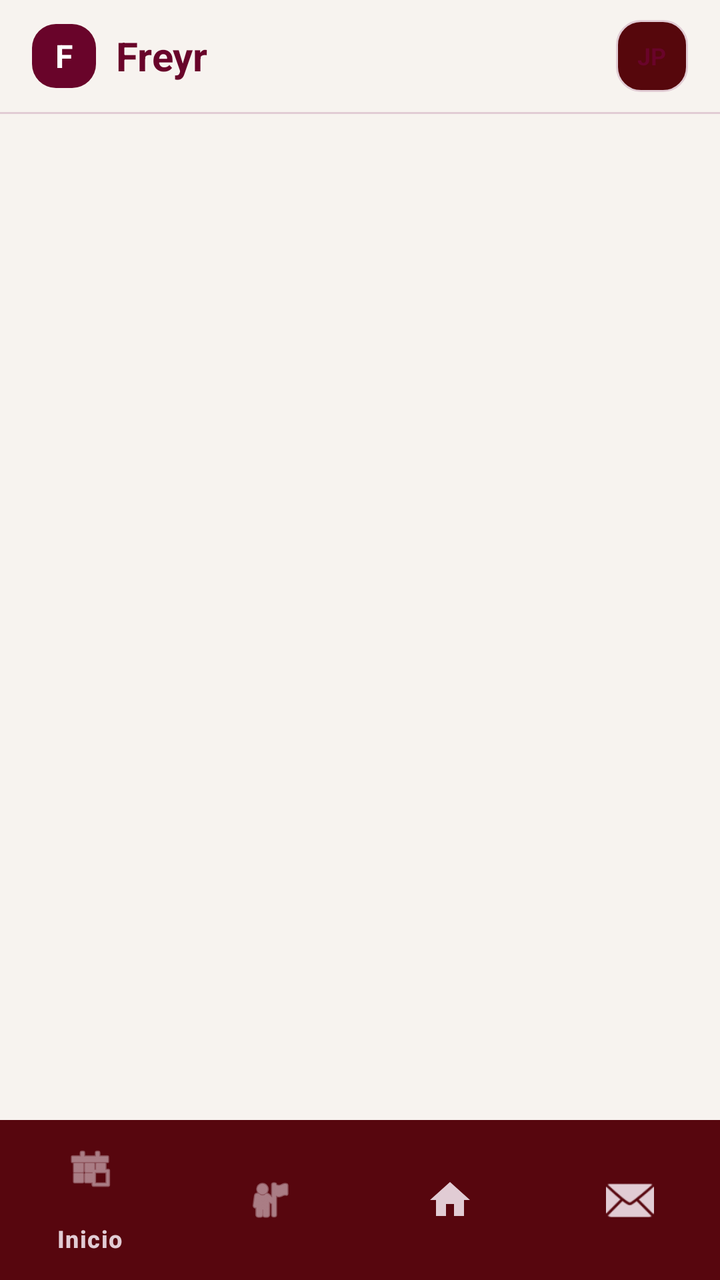
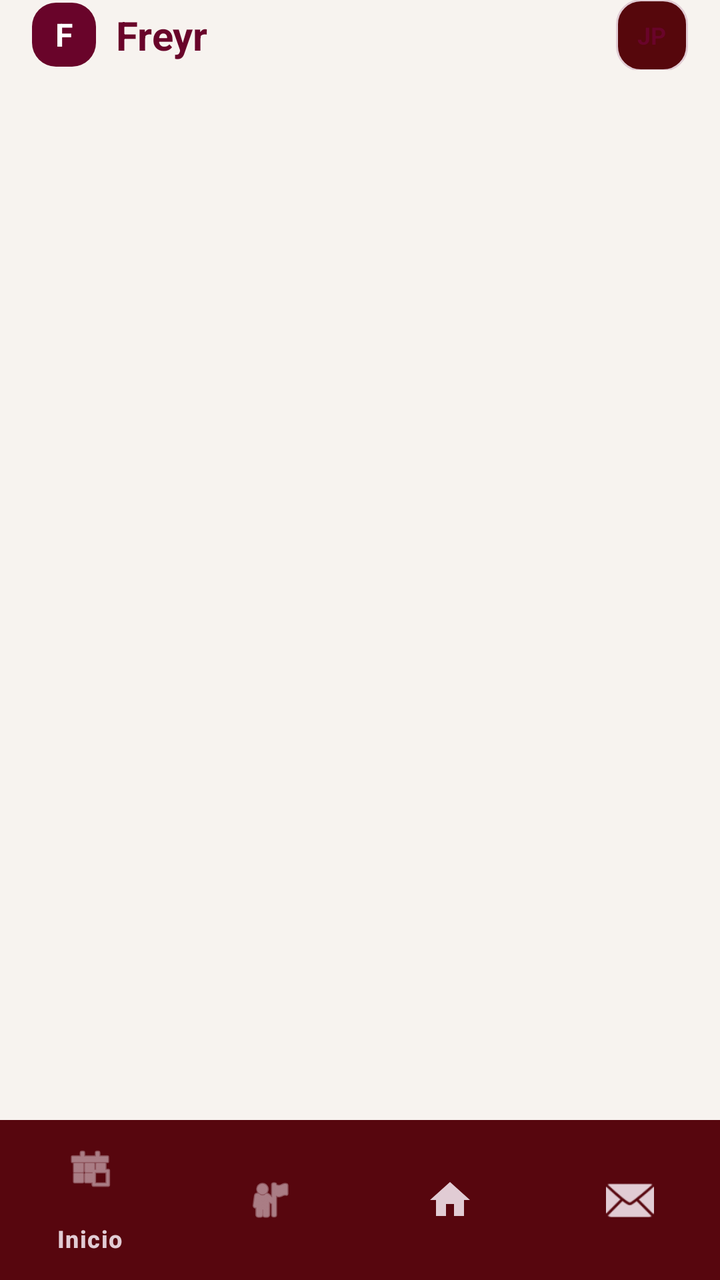

Before-and-after screenshots of an Android layout around one commit, followed by the original layout XML and the change that was made.
<!-- AndroidManifest.xml: application theme Theme.Freyr -->
<!-- res/layout/activity_main.xml -->
<?xml version="1.0" encoding="utf-8"?>
<LinearLayout xmlns:android="http://schemas.android.com/apk/res/android"
    xmlns:app="http://schemas.android.com/apk/res-auto"
    android:layout_width="match_parent"
    android:layout_height="match_parent"
    android:orientation="vertical"
    android:background="@color/freyr_background">

    
    <LinearLayout
        android:layout_width="match_parent"
        android:layout_height="56dp"
        android:orientation="horizontal"
        android:gravity="center_vertical"
        android:paddingStart="16dp"
        android:paddingEnd="16dp"
        android:background="@color/freyr_background">

        <FrameLayout
            android:layout_width="32dp"
            android:layout_height="32dp"
            android:background="@drawable/bg_button_primary">
            <TextView
                android:layout_width="wrap_content"
                android:layout_height="wrap_content"
                android:text="F"
                android:textColor="#FFFFFF"
                android:textSize="16sp"
                android:textStyle="bold"
                android:layout_gravity="center" />
        </FrameLayout>

        <TextView
            android:id="@+id/tv_app_title"
            android:layout_width="0dp"
            android:layout_height="wrap_content"
            android:layout_weight="1"
            android:text="Freyr"
            android:textColor="@color/freyr_primary"
            android:textSize="20sp"
            android:textStyle="bold"
            android:layout_marginStart="10dp" />

        
        <FrameLayout
            android:id="@+id/btn_profile_avatar"
            android:layout_width="36dp"
            android:layout_height="36dp"
            android:background="@drawable/bg_button_secondary"
            android:clickable="true"
            android:focusable="true">
            <TextView
                android:id="@+id/tv_user_initials"
                android:layout_width="wrap_content"
                android:layout_height="wrap_content"
                android:text="JP"
                android:textColor="@color/freyr_primary"
                android:textSize="12sp"
                android:textStyle="bold"
                android:layout_gravity="center" />
        </FrameLayout>
    </LinearLayout>

    <View
        android:layout_width="match_parent"
        android:layout_height="1dp"
        android:background="@color/freyr_secondary" />

    
    <FrameLayout
        android:id="@+id/fragment_container"
        android:layout_width="match_parent"
        android:layout_height="0dp"
        android:layout_weight="1" />

    
    <com.google.android.material.bottomnavigation.BottomNavigationView
        android:id="@+id/bottom_navigation"
        android:layout_width="match_parent"
        android:layout_height="wrap_content"
        android:background="@color/freyr_surface"
        app:itemIconTint="@color/freyr_secondary"
        app:itemTextColor="@color/freyr_secondary"
        app:menu="@menu/bottom_nav_menu" />

</LinearLayout>
<!-- resources referenced by this layout -->
<resources>
  <color name="freyr_background">#F7F3EF</color>
  <color name="freyr_primary">#69042A</color>
  <color name="freyr_secondary">#E1CCD4</color>
  <color name="freyr_surface">#56070C</color>
  <!-- drawable bg_button_primary (drawable) -->
  <?xml version="1.0" encoding="utf-8"?>
  <ripple xmlns:android="http://schemas.android.com/apk/res/android"
      android:color="#33FFFFFF">
      <item>
          <shape android:shape="rectangle">
              <corners android:radius="12dp" />
              <solid android:color="@color/freyr_primary" />
          </shape>
      </item>
  </ripple>
  <!-- drawable bg_button_secondary (drawable) -->
  <?xml version="1.0" encoding="utf-8"?>
  <ripple xmlns:android="http://schemas.android.com/apk/res/android"
      android:color="#33E1CCD4">
      <item>
          <shape android:shape="rectangle">
              <corners android:radius="12dp" />
              <solid android:color="@color/freyr_surface" />
              <stroke android:width="1dp" android:color="@color/freyr_secondary" />
          </shape>
      </item>
  </ripple>
  <style name="Theme.Freyr" parent="Theme.Material3.Dark.NoActionBar">
          
          <item name="colorPrimary">@color/freyr_primary</item>
          <item name="colorPrimaryDark">@color/freyr_primary_dark</item>
          <item name="colorSecondary">@color/freyr_secondary</item>
          <item name="colorOnPrimary">#FFFFFF</item>
          <item name="colorOnSecondary">@color/freyr_primary</item>
  
          
          <item name="android:colorBackground">@color/freyr_background</item>
          <item name="colorSurface">@color/freyr_surface</item>
          <item name="colorOnSurface">@color/freyr_text_primary</item>
  
          
          <item name="android:statusBarColor">@color/freyr_background</item>
          <item name="android:windowLightStatusBar">false</item>
          <item name="android:navigationBarColor">@color/freyr_background</item>
          <item name="android:windowLightNavigationBar">false</item>
  
          
          <item name="android:textColor">@color/freyr_text_primary</item>
          <item name="android:textColorHint">@color/freyr_text_secondary</item>
          <item name="colorControlNormal">@color/freyr_secondary</item>
          <item name="colorControlActivated">@color/freyr_primary</item>
      </style>
  <color name="freyr_primary_dark">#4A031E</color>
  <color name="freyr_text_primary">#E1CCD4</color>
  <color name="freyr_text_secondary">#F6F5CFD4</color>
</resources>

<!-- the commit's change to res/layout/activity_main.xml (unified diff, before → after) -->
@@ -1,5 +1,7 @@
 <?xml version="1.0" encoding="utf-8"?>
-<LinearLayout xmlns:android="http://schemas.android.com/apk/res/android"
+<LinearLayout
+    android:id="@+id/main_root"
+    xmlns:android="http://schemas.android.com/apk/res/android"
     xmlns:app="http://schemas.android.com/apk/res-auto"
     android:layout_width="match_parent"
     android:layout_height="match_parent"
@@ -7,39 +9,42 @@
     android:background="@color/freyr_background">
 
     
+
+    
     <LinearLayout
         android:layout_width="match_parent"
-        android:layout_height="56dp"
+        android:layout_height="35dp"
+        android:background="@color/freyr_background"
+        android:gravity="center_vertical"
         android:orientation="horizontal"
-        android:gravity="center_vertical"
         android:paddingStart="16dp"
-        android:paddingEnd="16dp"
-        android:background="@color/freyr_background">
+        android:paddingEnd="16dp">
 
         <FrameLayout
             android:layout_width="32dp"
             android:layout_height="32dp"
             android:background="@drawable/bg_button_primary">
+
             <TextView
                 android:layout_width="wrap_content"
                 android:layout_height="wrap_content"
+                android:layout_gravity="center"
                 android:text="F"
                 android:textColor="#FFFFFF"
                 android:textSize="16sp"
-                android:textStyle="bold"
-                android:layout_gravity="center" />
+                android:textStyle="bold" />
         </FrameLayout>
 
         <TextView
             android:id="@+id/tv_app_title"
             android:layout_width="0dp"
             android:layout_height="wrap_content"
+            android:layout_marginStart="10dp"
             android:layout_weight="1"
             android:text="Freyr"
             android:textColor="@color/freyr_primary"
             android:textSize="20sp"
-            android:textStyle="bold"
-            android:layout_marginStart="10dp" />
+            android:textStyle="bold" />
 
         
         <FrameLayout
@@ -49,31 +54,32 @@
             android:background="@drawable/bg_button_secondary"
             android:clickable="true"
             android:focusable="true">
+
             <TextView
                 android:id="@+id/tv_user_initials"
                 android:layout_width="wrap_content"
                 android:layout_height="wrap_content"
+                android:layout_gravity="center"
                 android:text="JP"
                 android:textColor="@color/freyr_primary"
                 android:textSize="12sp"
-                android:textStyle="bold"
-                android:layout_gravity="center" />
+                android:textStyle="bold" />
         </FrameLayout>
     </LinearLayout>
-
-    <View
-        android:layout_width="match_parent"
-        android:layout_height="1dp"
-        android:background="@color/freyr_secondary" />
 
     
     <FrameLayout
         android:id="@+id/fragment_container"
         android:layout_width="match_parent"
         android:layout_height="0dp"
-        android:layout_weight="1" />
+        android:layout_weight="1">
 
-    
+        <View
+            android:layout_width="match_parent"
+            android:layout_height="0dp"
+            android:background="@color/freyr_secondary" />
+    </FrameLayout>
+
     <com.google.android.material.bottomnavigation.BottomNavigationView
         android:id="@+id/bottom_navigation"
         android:layout_width="match_parent"
